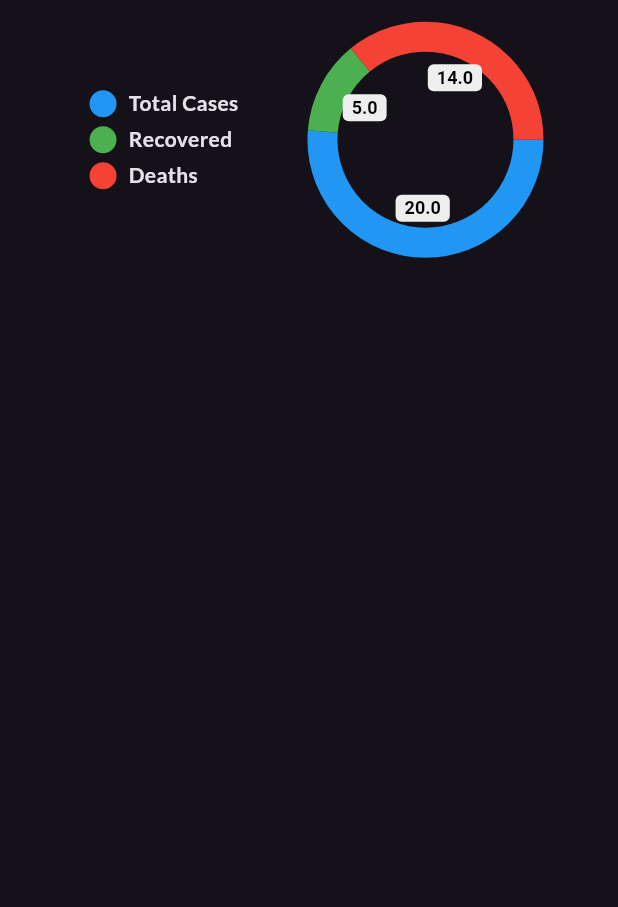
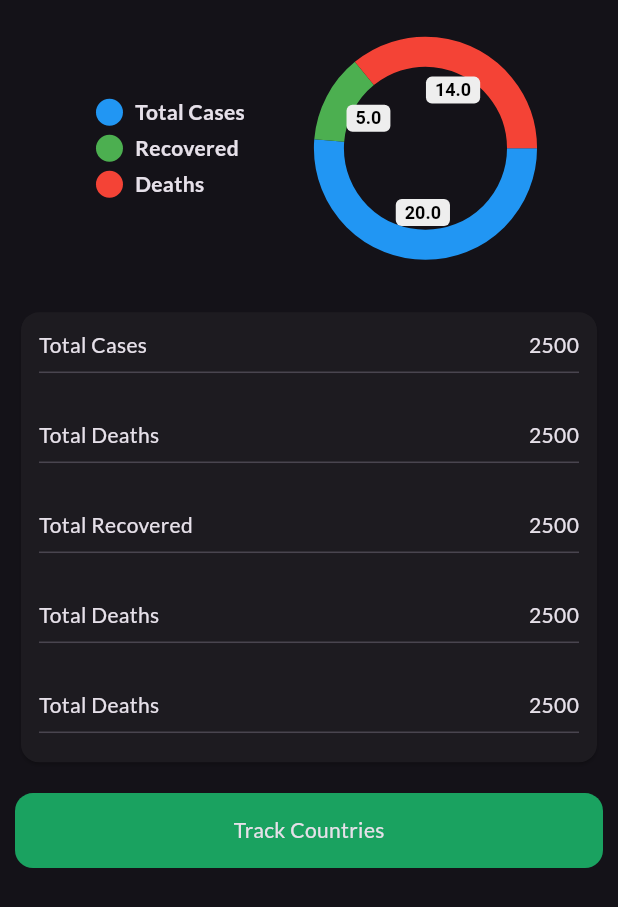
Before and after one commit to Ali-Shan11223/flutter_covid19_tracker_app, a Flutter app: the screen it shows after launch, on a phone screen of 412 x 824 dp. Shown: the top 907 px of the screen. Run offline on Flutter 3.47's test engine with Material 2 defaults, Android fonts, the light colour scheme and no system bars; drawn by our look-alikes of pie_chart.

Commit message:
World states done

```diff
--- a/lib/view/world_states.dart
+++ b/lib/view/world_states.dart
@@ -1,5 +1,7 @@
 import 'package:flutter/material.dart';
 import 'package:pie_chart/pie_chart.dart';
+
+import '../widgets/states_row.dart';
 
 class WorldStates extends StatefulWidget {
   const WorldStates({super.key});
@@ -25,6 +27,8 @@ class _WorldStatesState extends State<WorldStates>
     final size = MediaQuery.of(context).size;
     return Scaffold(
         body: SafeArea(
+            child: Padding(
+      padding: const EdgeInsets.symmetric(horizontal: 10, vertical: 10),
       child: Column(
         children: [
           SizedBox(
@@ -44,10 +48,37 @@ class _WorldStatesState extends State<WorldStates>
             ],
             legendOptions:
                 const LegendOptions(legendPosition: LegendPosition.left),
-          chartRadius: size.width / 3,
+            chartRadius: size.width / 3.2,
             chartType: ChartType.ring,
+          ),
+          SizedBox(
+            height: size.height * 0.04,
+          ),
+          const Card(
+            child: Column(
+              children: [
+                StatesRow(title: 'Total Cases', value: '2500'),
+                StatesRow(title: 'Total Deaths', value: '2500'),
+                StatesRow(title: 'Total Recovered', value: '2500'),
+                StatesRow(title: 'Total Deaths', value: '2500'),
+                StatesRow(title: 'Total Deaths', value: '2500'),
+              ],
+            ),
+          ),
+          SizedBox(
+            height: size.height * 0.02,
+          ),
+          Container(
+            height: 50,
+            decoration: BoxDecoration(
+                color: const Color(0xff1aa260),
+                borderRadius: BorderRadius.circular(12)),
+            child: const Center(
+              child: Text('Track Countries'),
+            ),
           )
         ],
+      ),
     )));
   }
 }
--- /dev/null
+++ b/lib/widgets/states_row.dart
@@ -0,0 +1,28 @@
+
+
+import 'package:flutter/material.dart';
+
+class StatesRow extends StatelessWidget {
+  final String title;
+  final String value;
+  const StatesRow({super.key, required this.title, required this.value});
+
+  @override
+  Widget build(BuildContext context) {
+    return Padding(
+      padding: const EdgeInsets.all(12),
+      child: Column(
+        children: [
+          Row(
+            mainAxisAlignment: MainAxisAlignment.spaceBetween,
+            children: [
+              Text(title),
+              Text(value),
+            ],
+          ),
+          const Divider()
+        ],
+      ),
+    );
+  }
+}
```
Lines whose indentation alone changed are shown as unchanged.
